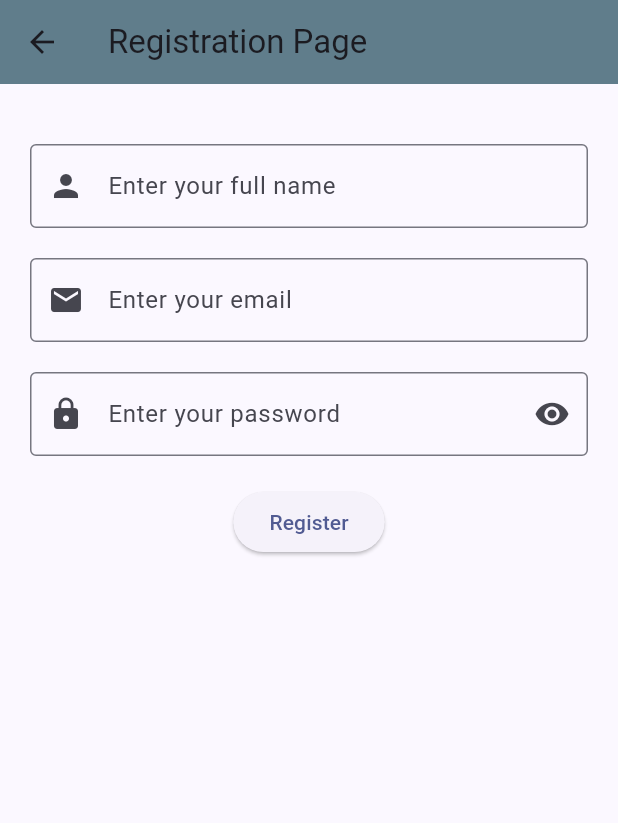
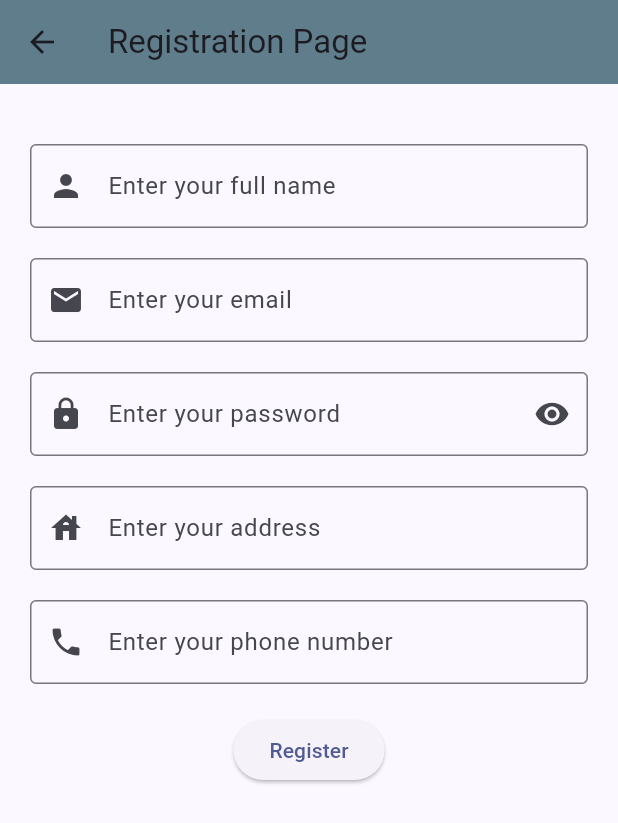
Before and after one commit to tropicalhutlover/Ice-Ice-Baby_RetailHub, a Flutter app: the RegisterScreen screen opened directly, on a phone screen of 412 x 824 dp. Shown: the top 823 px of the screen. Run offline on Flutter 3.47's test engine with Material 3 defaults, Android fonts, the phone set to English and light mode, and no system bars; our stand-ins replace sqflite; accounts and stored records are empty; network calls fail.

Commit message:
update registration

```diff
--- a/lib/register_screen.dart
+++ b/lib/register_screen.dart
@@ -74,6 +74,28 @@ class _RegisterScreenState extends State<RegisterScreen> {
 
             const SizedBox(height: 20),
 
+            const TextField(
+              decoration: InputDecoration(
+                labelText: 'Enter your address',
+                hintText: 'House #, Street, Barangay, City',
+                border: OutlineInputBorder(),
+                prefixIcon: Icon(Icons.house),
+              ),
+            ),
+
+            const SizedBox(height: 20),
+
+            const TextField(
+              decoration: InputDecoration(
+                labelText: 'Enter your phone number',
+                hintText: '+63 000-000-0000',
+                border: OutlineInputBorder(),
+                prefixIcon: Icon(Icons.phone),
+              ),
+            ),
+
+            const SizedBox(height: 20),
+
             ElevatedButton(
               child: const Text("Register"),
               onPressed: () async {
```
